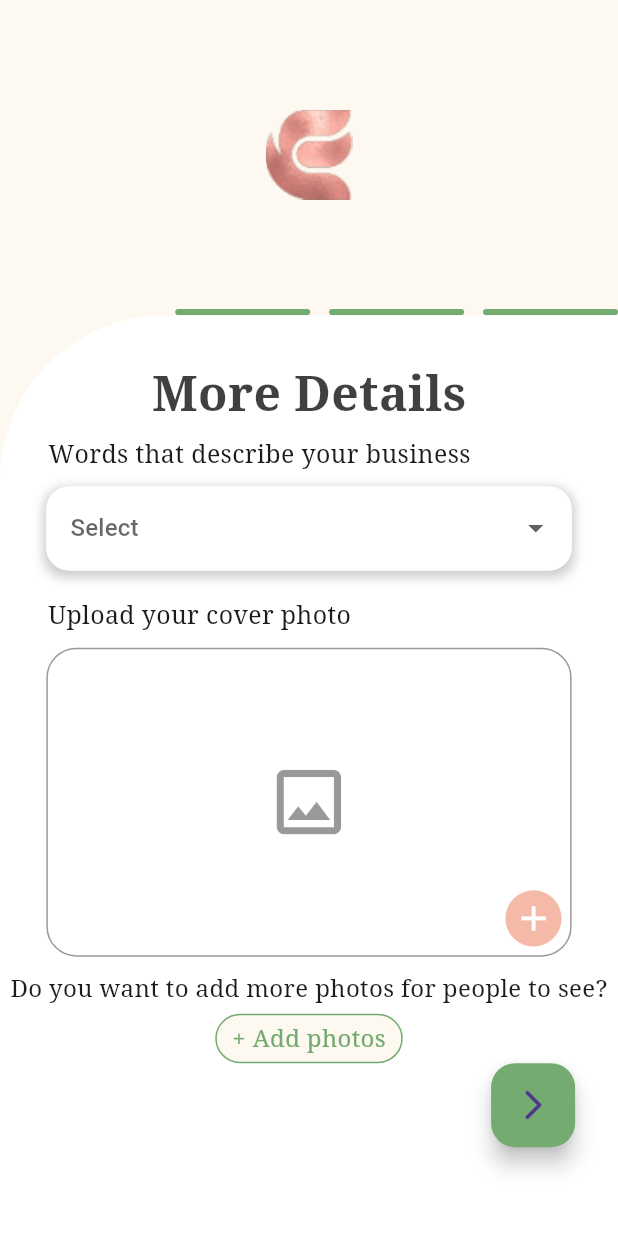
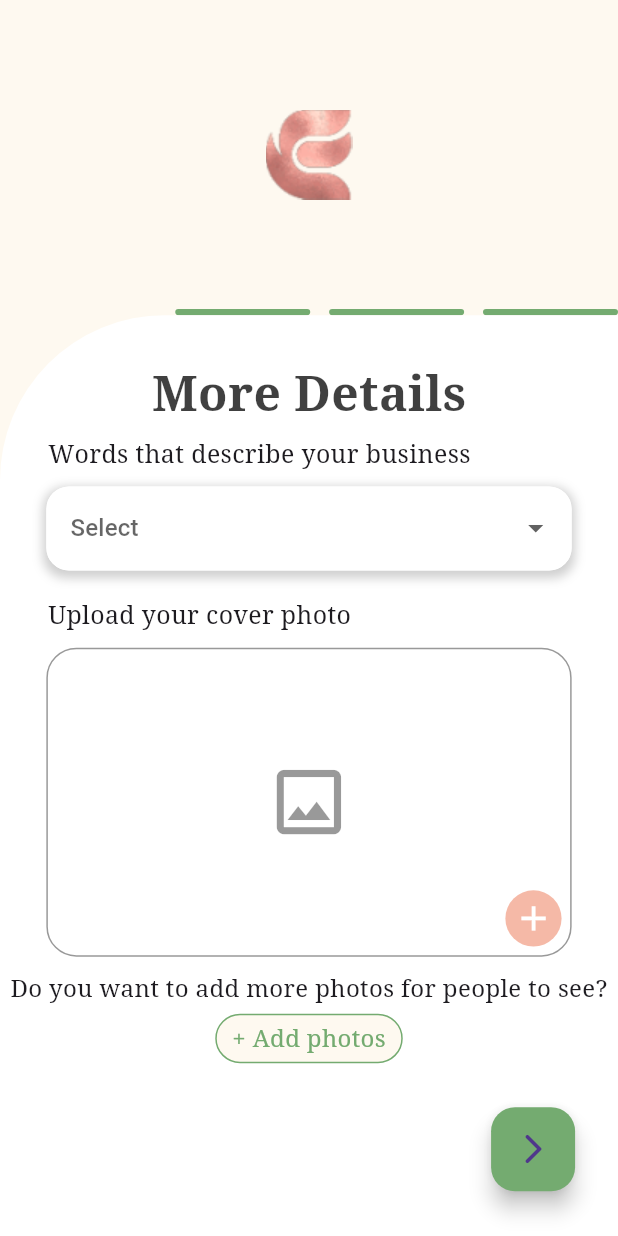
Before and after one commit to Ahmedmahmouddd/eunoia, a Flutter app: the RegisterPage4 screen opened directly, after a tap on the "arrow forward ios" icon, on a phone screen of 412 x 824 dp. Run offline on Flutter 3.47's test engine with Material 3 defaults, Android fonts, the phone set to English and light mode, and no system bars; our stand-ins replace animated_splash_screen, flutter_screenutil, page_transition; project files that could hold a hidden picture were left out.

Commit message:
Slight changes

```diff
--- a/lib/Screens/ForgotPassword.dart
+++ b/lib/Screens/ForgotPassword.dart
@@ -24,7 +24,7 @@ class ForgotPassword extends StatelessWidget {
             }),
         centerTitle: true,
         title: Text(
-          'Forogt password',
+          'Forgot password',
           style: TextStyle(
               fontFamily: 'Literata',
               fontWeight: FontWeight.w700,
--- a/lib/Screens/RegisterPage3.dart
+++ b/lib/Screens/RegisterPage3.dart
@@ -234,7 +234,7 @@ class _RegisterPage3State extends State<RegisterPage3> {
                   ),
                   Padding(
                     padding: EdgeInsets.only(
-                      bottom: 50.h,
+                      bottom: 25.h,
                       right: 25.w,
                     ),
                     child: Align(
--- a/lib/Screens/RegisterPage4.dart
+++ b/lib/Screens/RegisterPage4.dart
@@ -227,7 +227,7 @@ class RegisterPage4 extends StatelessWidget {
                   ),
                   Padding(
                     padding: EdgeInsets.only(
-                      bottom: 50.h,
+                      bottom: 25.h,
                       right: 25.w,
                     ),
                     child: Align(
--- a/lib/Screens/RegisterPage5.dart
+++ b/lib/Screens/RegisterPage5.dart
@@ -62,7 +62,8 @@ class _RegisterPage5State extends State<RegisterPage5> {
                     ),
                   ),
                   SizedBox(height: 5.h),
-                  Column(
+                  Expanded(
+                    child: Column(
                       children: [
                         Align(
                           alignment: Alignment.topLeft,
@@ -138,7 +139,8 @@ class _RegisterPage5State extends State<RegisterPage5> {
                                           ),
                                         ))
                                     .toList(),
-                              onChanged: (item) => setState(() => item = item),
+                                onChanged: (item) =>
+                                    setState(() => item = item),
                               ),
                             ],
                           ),
@@ -210,8 +212,8 @@ class _RegisterPage5State extends State<RegisterPage5> {
                               height: 33,
                               width: 125,
                               decoration: BoxDecoration(
-                                border:
-                                    Border.all(color: KprimaryGreen, width: 1),
+                                  border: Border.all(
+                                      color: KprimaryGreen, width: 1),
                                   borderRadius: BorderRadius.circular(20),
                                   color: KprimaryBeige),
                               child: const Center(
@@ -225,8 +227,12 @@ class _RegisterPage5State extends State<RegisterPage5> {
                                 ),
                               )),
                         ),
+                        const Spacer(
+                          flex: 2,
+                        ),
                         Padding(
                           padding: EdgeInsets.only(
+                            bottom: 25.h,
                             right: 25.w,
                           ),
                           child: Align(
@@ -234,11 +240,13 @@ class _RegisterPage5State extends State<RegisterPage5> {
                             child: FloatingActionButton(
                               backgroundColor: KprimaryGreen,
                               onPressed: () {},
-                            child: const Icon(Icons.arrow_forward_ios_rounded),
+                              child:
+                                  const Icon(Icons.arrow_forward_ios_rounded),
                             ),
                           ),
                         ),
                       ],
+                    ),
                   ),
                 ],
               ),
--- a/lib/Screens/VerificationCode.dart
+++ b/lib/Screens/VerificationCode.dart
@@ -95,7 +95,7 @@ class VerificationCode extends StatelessWidget {
                 GestureDetector(
                   onTap: () {},
                   child: Text(
-                    'Resent code',
+                    'Resend code',
                     style: TextStyle(
                         fontWeight: FontWeight.w800,
                         color: KprimaryGreen,
```
Lines whose indentation alone changed are shown as unchanged.
